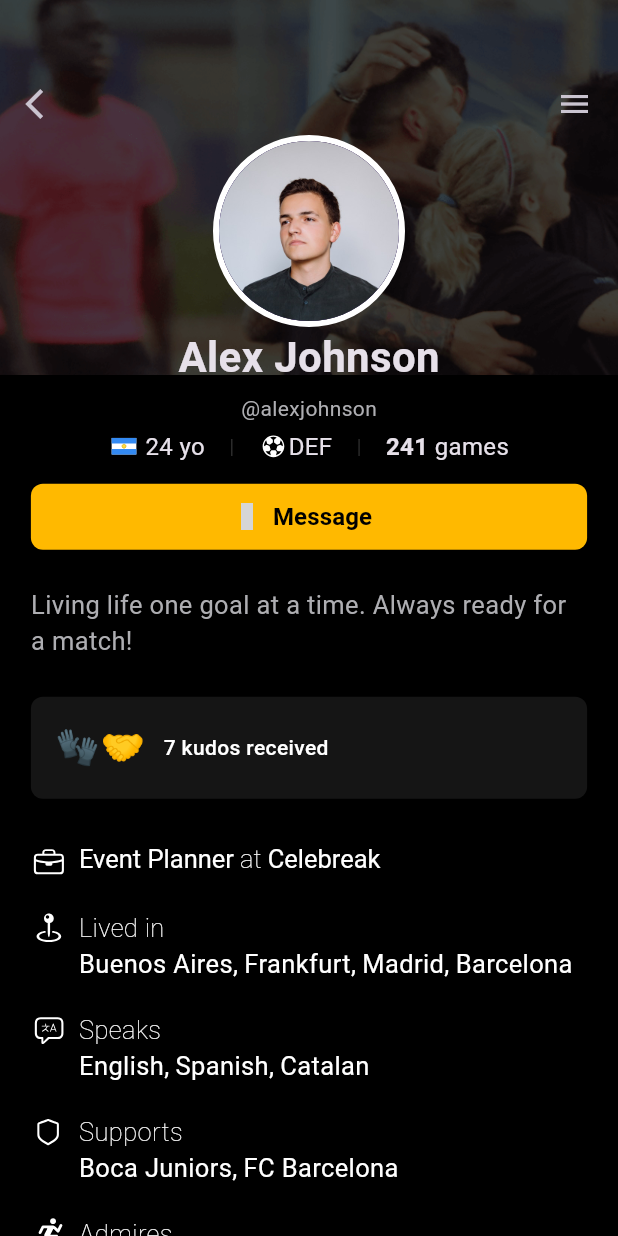
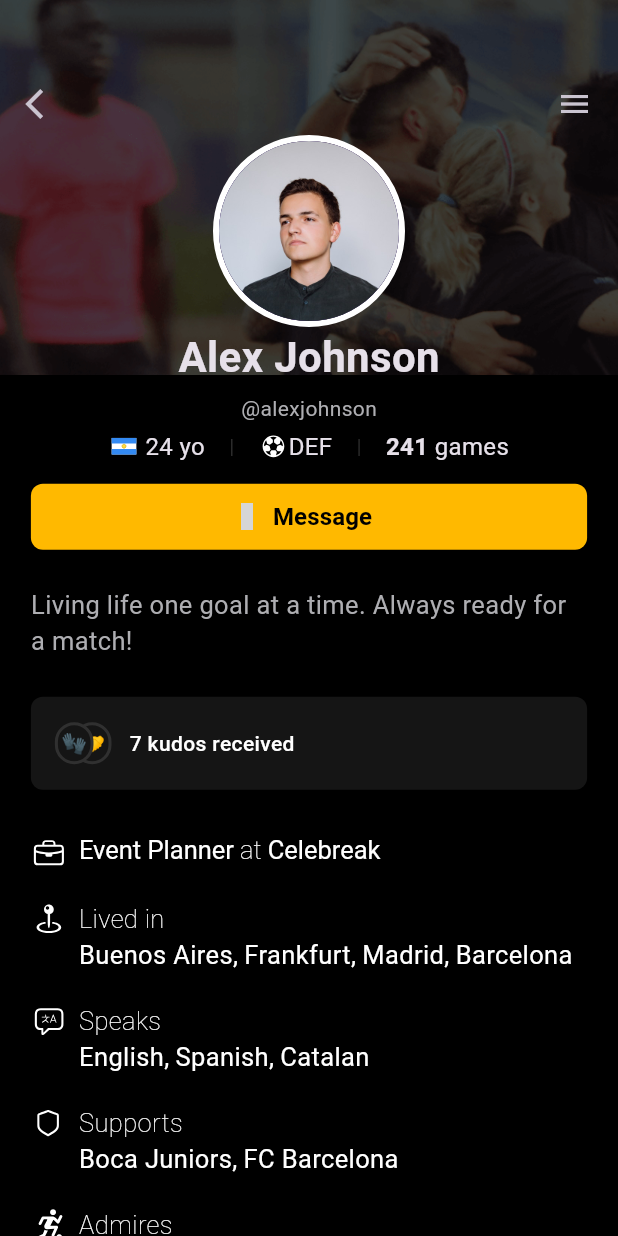
Before and after one commit to vladi2998/celebreak_profile_page, a Flutter app: the screen it shows after launch, on a phone screen of 412 x 824 dp. Run offline on Flutter 3.47's test engine with Material 3 defaults, Android fonts, the phone set to English and light mode, and no system bars; our stand-ins replace eva_icons_flutter, flutter_svg; grey boxes are pictures that could not be loaded.

Commit message:
chore: improve UI to user info section widget

```diff
--- a/lib/src/features/profile/presentation/widgets/user_info_section.dart
+++ b/lib/src/features/profile/presentation/widgets/user_info_section.dart
@@ -178,9 +178,40 @@ class UserInfoSection extends StatelessWidget {
           child: Row(
             mainAxisSize: MainAxisSize.min,
             children: [
-              const Text('🧤', style: TextStyle(fontSize: 24)),
-              const Text('🤝', style: TextStyle(fontSize: 24)),
-              const SizedBox(width: 12),
+              Stack(
+                clipBehavior: Clip.none,
+                alignment: Alignment.center,
+                children: [
+                  Positioned(
+                    left: 12,
+                    child: Container(
+                      padding: const EdgeInsets.all(2),
+                      decoration: BoxDecoration(
+                        border: Border.all(
+                          color: const Color.fromRGBO(48, 48, 48, 1),
+                          width: 2,
+                        ),
+                        borderRadius: BorderRadius.circular(16),
+                        color: const Color.fromRGBO(21, 21, 21, 1),
+                      ),
+                      child: const Text('🤝', style: TextStyle(fontSize: 14)),
+                    ),
+                  ),
+                  Container(
+                    padding: const EdgeInsets.all(2),
+                    decoration: BoxDecoration(
+                      border: Border.all(
+                        color: const Color.fromRGBO(48, 48, 48, 1),
+                        width: 2,
+                      ),
+                      borderRadius: BorderRadius.circular(16),
+                      color: const Color.fromRGBO(21, 21, 21, 1),
+                    ),
+                    child: const Text('🧤', style: TextStyle(fontSize: 14)),
+                  ),
+                ],
+              ),
+              const SizedBox(width: 24),
               const Text(
                 '7 kudos received',
                 style: TextStyle(
```
